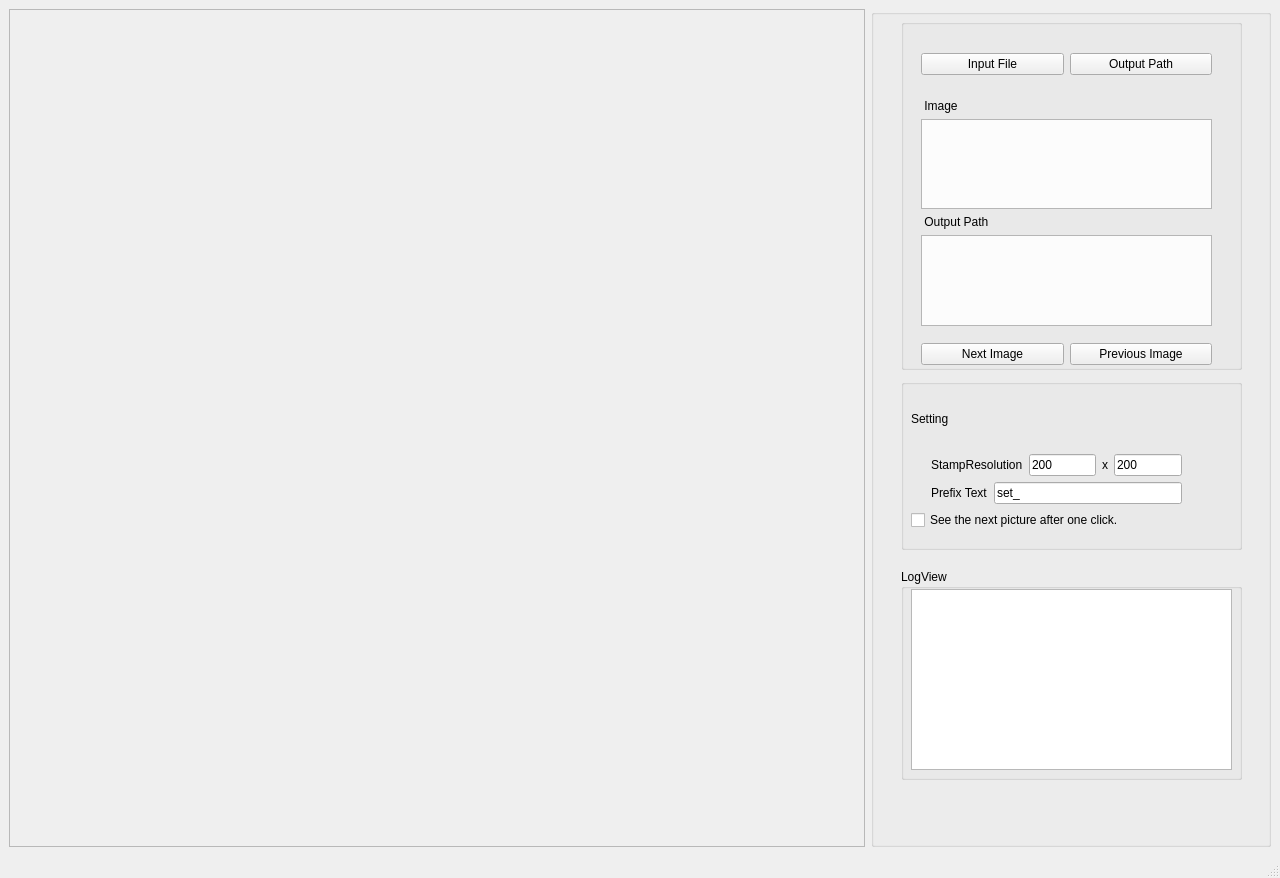
Above: StampCropTool_qt5.ui from always-awaken/stamp-crop-tool before the change. Below: the same form after it.
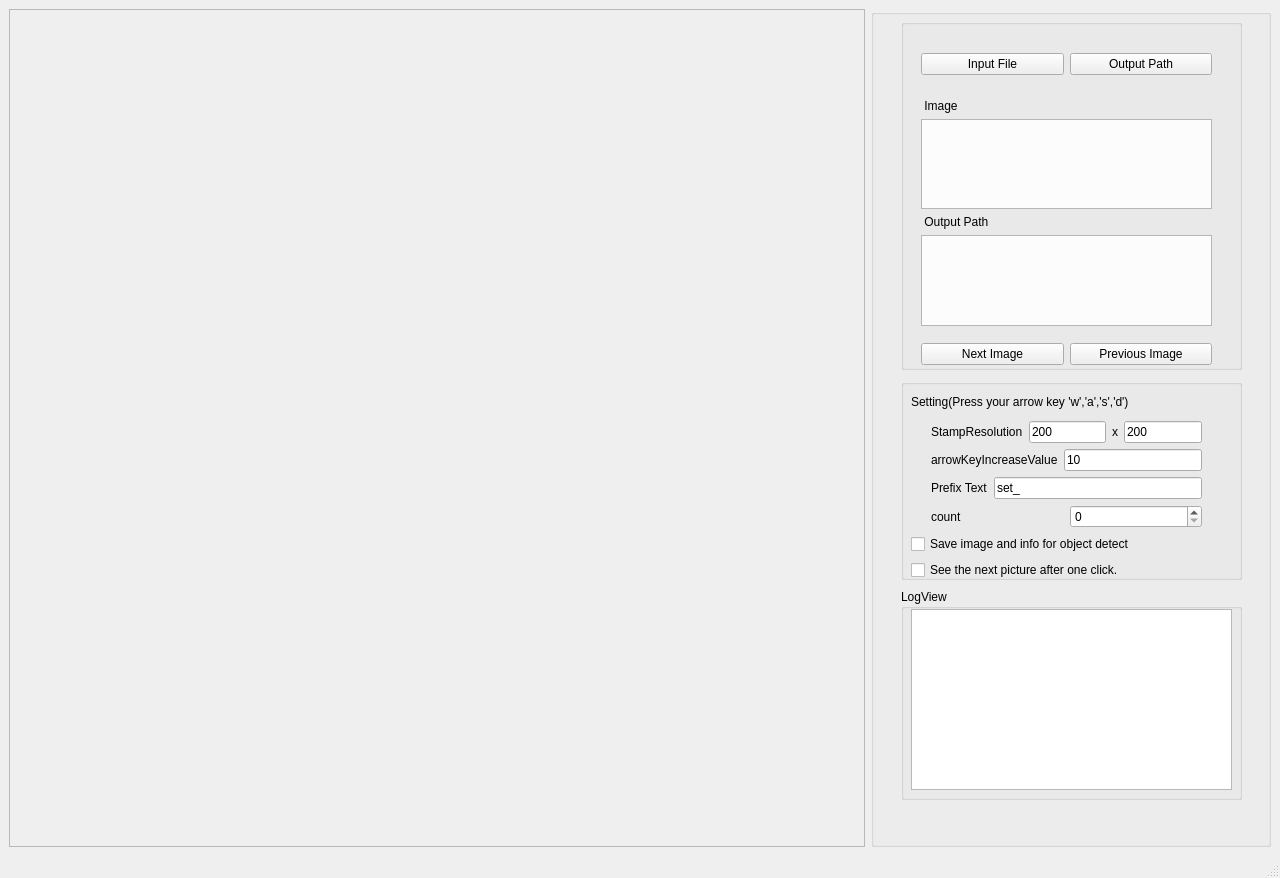
That is the form after the change.

Commit message: -Update for object detection

```diff
--- a/StampCropTool_qt5.ui
+++ b/StampCropTool_qt5.ui
@@ -132,7 +132,7 @@
          <x>30</x>
          <y>370</y>
          <width>341</width>
-         <height>171</height>
+         <height>201</height>
         </rect>
        </property>
        <property name="title">
@@ -143,15 +143,15 @@
          <rect>
           <x>10</x>
           <y>10</y>
-          <width>291</width>
-          <height>141</height>
+          <width>311</width>
+          <height>191</height>
          </rect>
         </property>
         <layout class="QVBoxLayout" name="verticalLayout_5">
          <item>
           <widget class="QLabel" name="label">
            <property name="text">
-            <string>Setting</string>
+            <string>Setting(Press your arrow key 'w','a','s','d')</string>
            </property>
           </widget>
          </item>
@@ -199,6 +199,33 @@
            </item>
           </layout>
          </item>
+         <item>
+          <layout class="QHBoxLayout" name="horizontalLayout_4">
+           <property name="leftMargin">
+            <number>20</number>
+           </property>
+           <property name="rightMargin">
+            <number>20</number>
+           </property>
+           <item>
+            <widget class="QLabel" name="label_8">
+             <property name="text">
+              <string>arrowKeyIncreaseValue</string>
+             </property>
+            </widget>
+           </item>
+           <item>
+            <widget class="QLineEdit" name="arrowIncreaseBox">
+             <property name="text">
+              <string>10</string>
+             </property>
+             <property name="placeholderText">
+              <string extracomment="Width"/>
+             </property>
+            </widget>
+           </item>
+          </layout>
+         </item>
          <item>
           <layout class="QHBoxLayout" name="horizontalLayout_2">
            <property name="leftMargin">
@@ -223,6 +250,33 @@
            </item>
           </layout>
          </item>
+         <item>
+          <layout class="QHBoxLayout" name="horizontalLayout_7">
+           <property name="leftMargin">
+            <number>20</number>
+           </property>
+           <property name="rightMargin">
+            <number>20</number>
+           </property>
+           <item>
+            <widget class="QLabel" name="label_9">
+             <property name="text">
+              <string>count</string>
+             </property>
+            </widget>
+           </item>
+           <item>
+            <widget class="QSpinBox" name="countBox"/>
+           </item>
+          </layout>
+         </item>
+         <item>
+          <widget class="QCheckBox" name="settingSaveInfoForObjectDetect">
+           <property name="text">
+            <string>Save image and info for object detect</string>
+           </property>
+          </widget>
+         </item>
          <item>
           <widget class="QCheckBox" name="settingNextAfterOneclickBox">
            <property name="text">
@@ -263,7 +317,7 @@
        <property name="geometry">
         <rect>
          <x>30</x>
-         <y>560</y>
+         <y>580</y>
          <width>341</width>
          <height>211</height>
         </rect>
```
Left out of the diff: 4 changed lines with no effect on the pictures. The commit also changes 1 other file.
